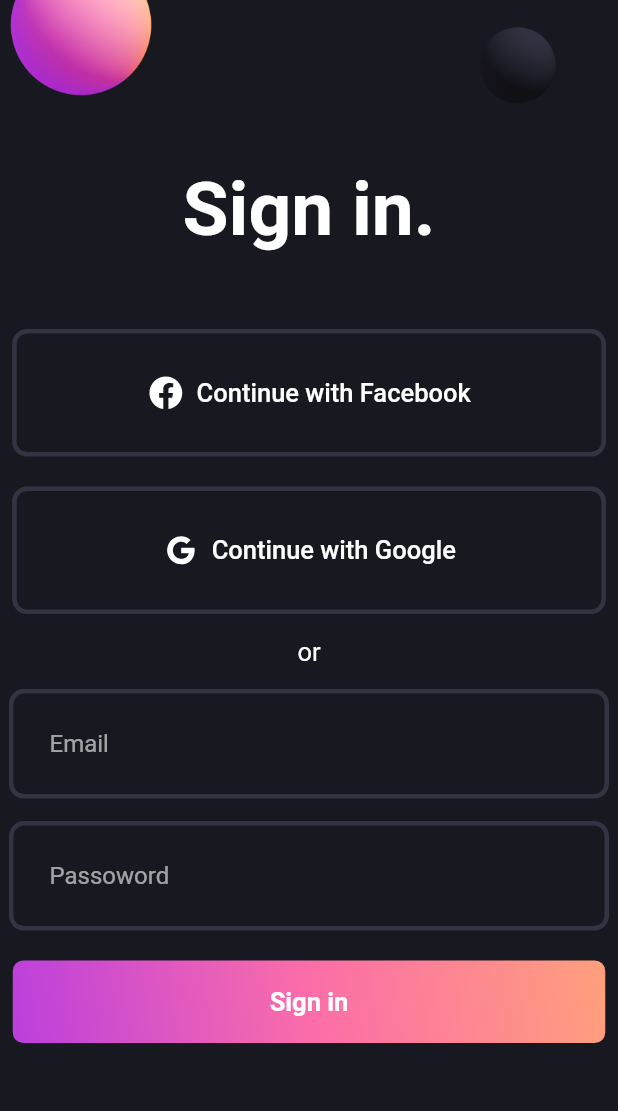
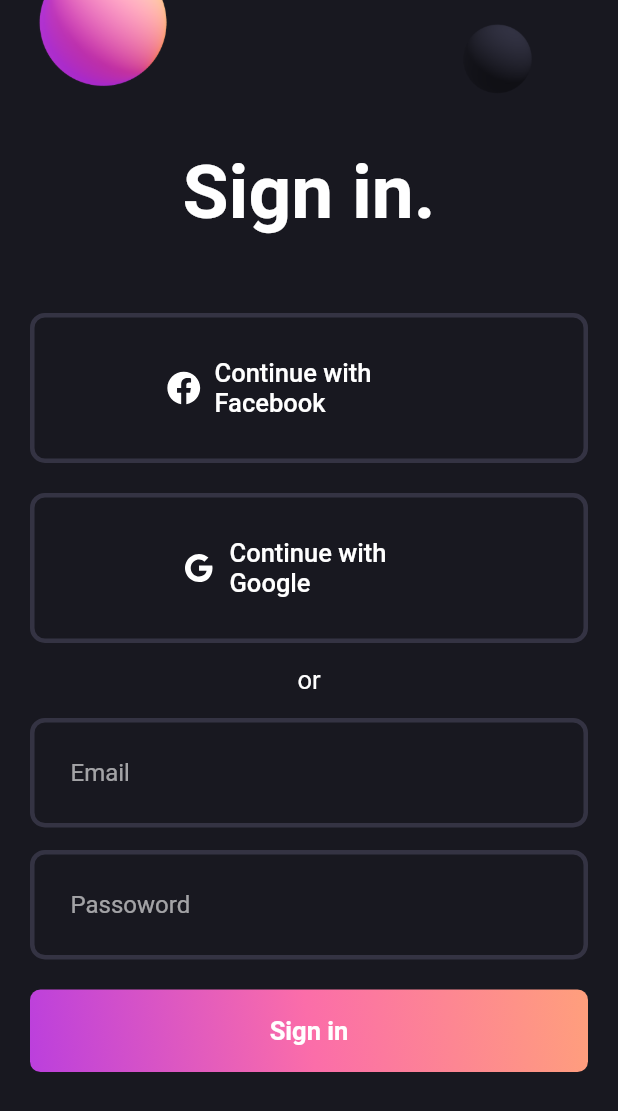
Before and after one commit to Saurav-Ganguly/loginUI, a Flutter app: the screen it shows after launch, on a phone screen of 412 x 824 dp. Shown: the top 1111 px of the screen. Run offline on Flutter 3.47's test engine with Material 2 defaults, Android fonts, the phone set to English and light mode, and no system bars; our stand-ins replace flutter_svg.

Commit message:
added screenshots

```diff
--- a/lib/login_screen.dart
+++ b/lib/login_screen.dart
@@ -11,6 +11,10 @@ class LoginScreen extends StatelessWidget {
     return Scaffold(
       body: SingleChildScrollView(
         child: Center(
+          child: Padding(
+            padding: const EdgeInsets.symmetric(
+              horizontal: 20,
+            ),
             child: Column(
               children: [
                 Image.asset('assets/images/signin_balls.png'),
@@ -55,6 +59,7 @@ class LoginScreen extends StatelessWidget {
             ),
           ),
         ),
+      ),
     );
   }
 }
```
Also changed, not shown: 1 other file. Lines whose indentation alone changed are shown as unchanged.
